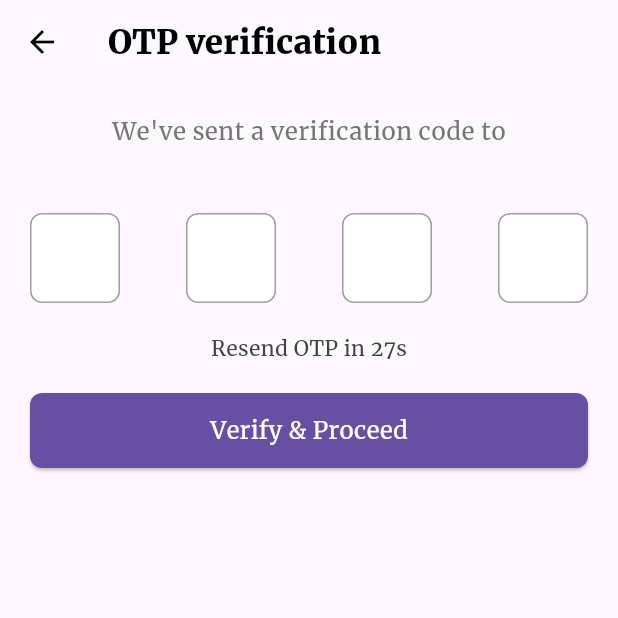
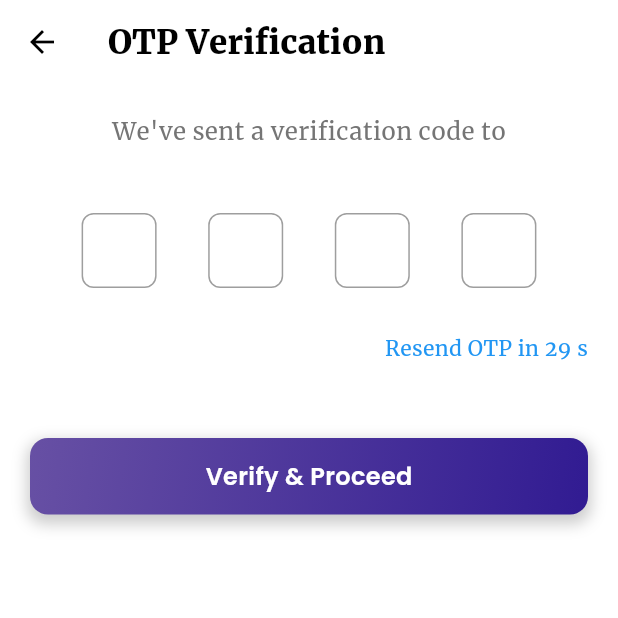
Before and after one commit to prayasjadaun/HousyPoint, a Flutter app: the OtpScreen screen opened directly, on a phone screen of 412 x 824 dp, the top half of it. Run offline on Flutter 3.47's test engine with Material 3 defaults, Android fonts, the phone set to English and light mode, and no system bars; our stand-ins replace flutter_spinkit, google_fonts, intl_phone_field, introduction_screen.

Commit message:
Add Phone varification modify and modify otp screen

```diff
--- a/housy_point/lib/providers/auth_screen_provider.dart
+++ b/housy_point/lib/providers/auth_screen_provider.dart
@@ -32,7 +32,7 @@ class AuthScreenProvider with ChangeNotifier {
     return true;
   }
 
-  Future<bool> verifyOtp() async {
+  Future<bool> verifyOtp(String otp) async {
     setLoading(true);
     // Simulate API call
     await Future.delayed(const Duration(seconds: 2));
--- a/housy_point/lib/views/auth/otp_screen.dart
+++ b/housy_point/lib/views/auth/otp_screen.dart
@@ -1,3 +1,4 @@
+import 'dart:async';
 import 'package:flutter/material.dart';
 import 'package:google_fonts/google_fonts.dart';
 import 'package:housy_point/providers/auth_screen_provider.dart';
@@ -25,21 +26,48 @@ class _OtpScreenState extends State<OtpScreen> {
     (index) => FocusNode(),
   );
 
+  // Timer-related variables
+  late Timer _timer;
+  int _start = 30; // Initial countdown duration (30 seconds)
+
+  @override
+  void initState() {
+    super.initState();
+    _startTimer();
+  }
+
+  void _startTimer() {
+    _start = 30; // Reset timer
+    _timer = Timer.periodic(const Duration(seconds: 1), (timer) {
+      if (_start == 0) {
+        setState(() {
+          timer.cancel();
+        });
+      } else {
+        setState(() {
+          _start--;
+        });
+      }
+    });
+  }
+
   @override
   void dispose() {
-    // Dispose controllers and focus nodes
+    // Dispose controllers, focus nodes, and timer
     for (var controller in _otpControllers) {
       controller.dispose();
     }
     for (var node in _focusNodes) {
       node.dispose();
     }
+    _timer.cancel();
     super.dispose();
   }
 
   @override
   Widget build(BuildContext context) {
     return Scaffold(
+      backgroundColor: Colors.white,
       appBar: AppBar(
         backgroundColor: Colors.transparent,
         elevation: 0,
@@ -48,7 +76,7 @@ class _OtpScreenState extends State<OtpScreen> {
           onPressed: () => Navigator.pop(context),
         ),
         title: Text(
-          'OTP verification',
+          'OTP Verification',
           style: GoogleFonts.merriweather(
               color: Colors.black, fontWeight: FontWeight.w600),
         ),
@@ -56,7 +84,6 @@ class _OtpScreenState extends State<OtpScreen> {
       body: SingleChildScrollView(
         padding: const EdgeInsets.all(20.0),
         child: Column(
-          // crossAxisAlignment: CrossAxisAlignment.start,
           mainAxisSize: MainAxisSize.min,
           children: [
             Consumer<AuthScreenProvider>(
@@ -71,12 +98,12 @@ class _OtpScreenState extends State<OtpScreen> {
             const SizedBox(height: 20),
             // OTP Input
             Row(
-              mainAxisAlignment: MainAxisAlignment.spaceBetween,
+              mainAxisAlignment: MainAxisAlignment.spaceEvenly,
               children: List.generate(
                 4,
                 (index) => Container(
-                  width: 60,
-                  height: 60,
+                  width: 50,
+                  height: 50,
                   decoration: BoxDecoration(
                     border: Border.all(color: Colors.grey),
                     borderRadius: BorderRadius.circular(8),
@@ -112,26 +139,42 @@ class _OtpScreenState extends State<OtpScreen> {
                 ),
               ),
             ),
-            const SizedBox(height: 20),
+            const SizedBox(height: 30),
             // Resend OTP Timer
-            Center(
+            Row(
+              mainAxisAlignment: MainAxisAlignment.end,
+              children: [
+                _start == 0
+                    ? GestureDetector(
+                        onTap: () {
+                          // Logic to resend OTP
+                          _startTimer();
+                        },
                         child: Text(
-                'Resend OTP in 27s',
-                style: TextStyle(
-                  color: Colors.grey[800],
-                  fontFamily: GoogleFonts.merriweather().fontFamily,
+                          'Resend OTP',
+                          style: GoogleFonts.merriweather(
+                            color: Colors.blue,
+                            fontWeight: FontWeight.bold,
                           ),
                         ),
+                      )
+                    : Text(
+                        'Resend OTP in $_start s',
+                        style: GoogleFonts.merriweather(
+                          color: Colors.blue,
                         ),
-            const SizedBox(height: 20),
+                      ),
+              ],
+            ),
+            const SizedBox(height: 50),
             // Login Button with SpinKit
             Consumer<AuthScreenProvider>(
-              builder: (context, auth, _) => ElevatedButton(
-                onPressed: auth.isLoading
+              builder: (context, auth, _) => GestureDetector(
+                onTap: auth.isLoading
                     ? null
                     : () async {
-                        // Collect OTP
-                        _otpControllers
+                        // ignore: unused_local_variable
+                        final otp = _otpControllers
                             .map((controller) => controller.text)
                             .join();
 
@@ -145,26 +188,41 @@ class _OtpScreenState extends State<OtpScreen> {
                           );
                         }
                       },
-                style: ElevatedButton.styleFrom(
-                  backgroundColor: Theme.of(context).primaryColor,
-                  minimumSize: const Size(double.infinity, 50),
-                  shape: RoundedRectangleBorder(
-                    borderRadius: BorderRadius.circular(8),
+                child: Container(
+                  decoration: BoxDecoration(
+                    gradient: LinearGradient(
+                      colors: [
+                        Theme.of(context).primaryColor,
+                        Colors.deepPurple.shade900,
+                      ],
+                      begin: Alignment.topLeft,
+                      end: Alignment.bottomRight,
                     ),
+                    borderRadius: BorderRadius.circular(12),
+                    boxShadow: [
+                      BoxShadow(
+                        color: Colors.black.withOpacity(0.2),
+                        spreadRadius: 2,
+                        blurRadius: 8,
+                        offset: const Offset(0, 4),
                       ),
+                    ],
+                  ),
+                  padding: const EdgeInsets.symmetric(vertical: 14),
+                  alignment: Alignment.center,
                   child: auth.isLoading
                       ? Row(
                           mainAxisAlignment: MainAxisAlignment.center,
                           children: [
                             const SpinKitThreeBounce(
-                            color: Colors.black,
+                              color: Colors.white,
                               size: 24.0,
                             ),
                             const SizedBox(width: 12),
                             Text(
                               'Verifying...',
-                            style: GoogleFonts.merriweather(
-                              color: Colors.black,
+                              style: GoogleFonts.poppins(
+                                color: Colors.white,
                                 fontSize: 16,
                               ),
                             ),
@@ -172,9 +230,11 @@ class _OtpScreenState extends State<OtpScreen> {
                         )
                       : Text(
                           'Verify & Proceed',
-                        style: GoogleFonts.merriweather(
+                          style: GoogleFonts.poppins(
                             color: Colors.white,
                             fontSize: 16,
+                            fontWeight: FontWeight.w600,
+                          ),
                         ),
                 ),
               ),
--- a/housy_point/lib/views/screens/home_screen.dart
+++ b/housy_point/lib/views/screens/home_screen.dart
@@ -1,5 +1,4 @@
 import 'package:flutter/material.dart';
-import 'package:housy_point/views/screens/loan_screen.dart';
 import 'package:housy_point/views/screens/menu_screen.dart';
 import 'package:housy_point/views/screens/porperty_list_screen.dart';
 import 'package:housy_point/views/widgets/utils/property_filter.dart';
```
Also changed, not shown: housy_point/lib/views/auth/auth_screen.dart (+53 -26 lines), housy_point/lib/views/onBoardScreen/onboard_screen.dart (+20 -6 lines). Lines whose indentation alone changed are shown as unchanged.
